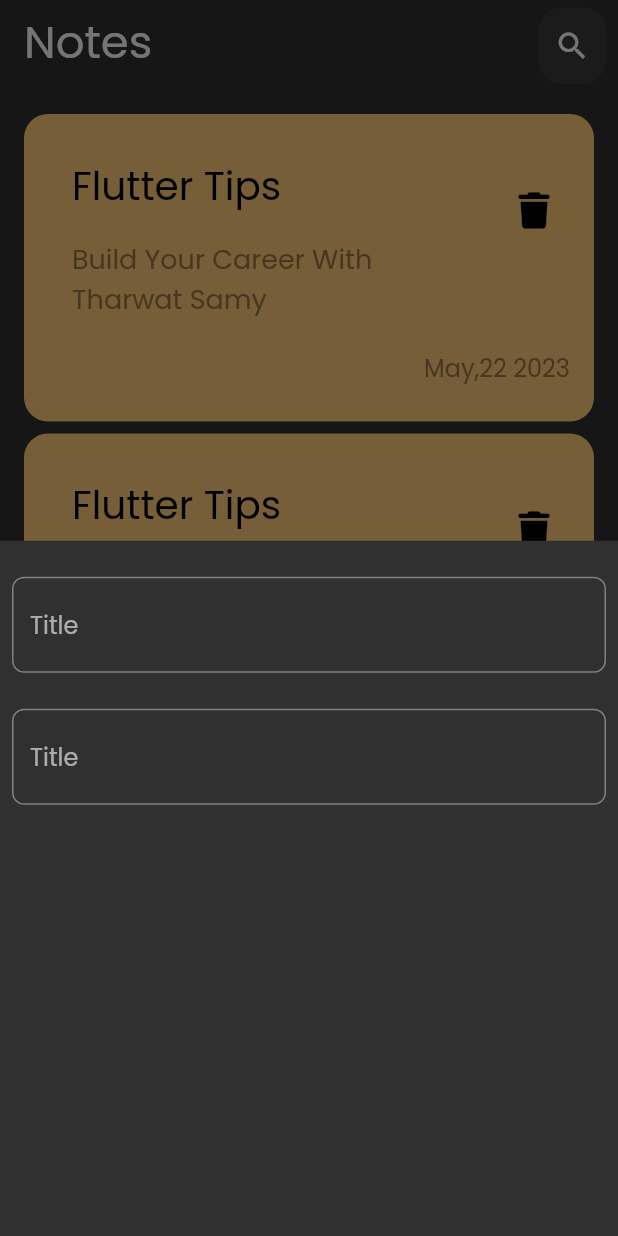
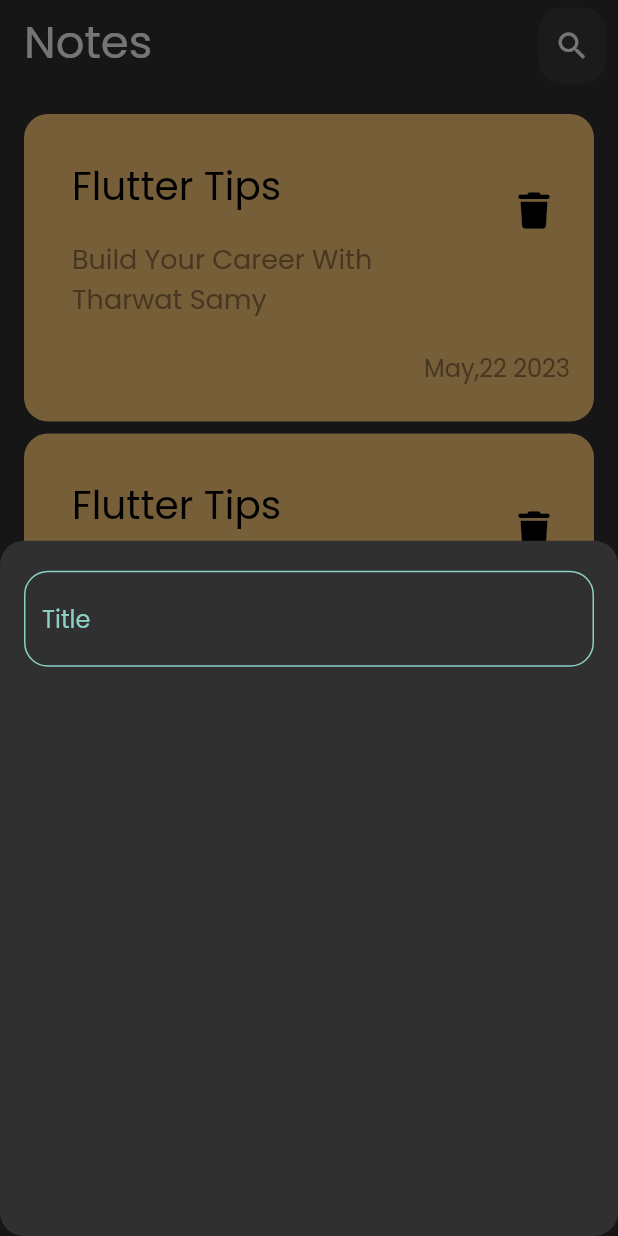
Before and after one commit to KingNarmar/notes_app, a Flutter app: the screen it shows after launch, after a tap on the "add" icon, on a phone screen of 412 x 824 dp. Run offline on Flutter 3.47's test engine with Material 2 defaults, Android fonts, the phone set to English and light mode, and no system bars; our stand-ins replace font_awesome_flutter.

Commit message:
KPrimary color ,Custom text field and methods file

```diff
--- a/lib/Pages/notes_view.dart
+++ b/lib/Pages/notes_view.dart
@@ -33,6 +33,9 @@ class NotesView extends StatelessWidget {
       floatingActionButton: FloatingActionButton(
           onPressed: () {
             showModalBottomSheet(
+                shape: RoundedRectangleBorder(
+                  borderRadius: BorderRadius.circular(16),
+                ),
                 context: context,
                 builder: (context) {
                   return const CustomBottomSheet();
--- /dev/null
+++ b/lib/constants.dart
@@ -0,0 +1,3 @@
+import 'package:flutter/material.dart';
+
+const KPrimaryColor = Color(0xff8CCFC5);
--- /dev/null
+++ b/lib/methods/methods.dart
@@ -0,0 +1,9 @@
+import 'package:flutter/material.dart';
+import 'package:notesapp/constants.dart';
+
+OutlineInputBorder buildBorder() {
+    return OutlineInputBorder(
+                  borderRadius: BorderRadius.circular(16),
+                  borderSide: const BorderSide(color: KPrimaryColor)
+                );
+  }
--- /dev/null
+++ b/lib/widgets/custom_text_field.dart
@@ -0,0 +1,22 @@
+import 'package:flutter/material.dart';
+import 'package:notesapp/constants.dart';
+
+import '../methods/methods.dart';
+
+class CustomTextField extends StatelessWidget {
+  const CustomTextField({super.key, this.hintText});
+// ignore: prefer_typing_uninitialized_variables
+  final hintText;
+  @override
+  Widget build(BuildContext context) {
+    return TextField(
+      decoration: InputDecoration(
+        border: buildBorder(),
+        enabledBorder: buildBorder(),
+        focusedBorder: buildBorder(),
+        hintText: hintText,
+        hintStyle: const TextStyle(color: KPrimaryColor),
+      ),
+    );
+  }
+}
--- a/lib/widgets/model_bottom_sheet.dart
+++ b/lib/widgets/model_bottom_sheet.dart
@@ -1,35 +1,20 @@
 import 'package:flutter/material.dart';
+
+import 'custom_text_field.dart';
 
 class CustomBottomSheet extends StatelessWidget {
   const CustomBottomSheet({super.key});
 
   @override
   Widget build(BuildContext context) {
-    return Container(
+    return Padding(
+      padding: const EdgeInsets.symmetric(horizontal: 16),
       child: Column(
-        children: [
-          Padding(
-            padding: const EdgeInsets.symmetric(horizontal: 8, vertical: 24),
-            child: TextField(
-              decoration: InputDecoration(
-                  border: OutlineInputBorder(
-                    borderRadius: BorderRadius.circular(8),
-                  ),
-                  hintText: "Title"),
-            ),
+        children: const [
+          SizedBox(
+            height: 20,
           ),
-        Padding(
-            padding: const EdgeInsets.symmetric(horizontal: 8,),
-            child: TextField(
-
-              decoration: InputDecoration(
-
-                  border: OutlineInputBorder(
-                    borderRadius: BorderRadius.circular(8),
-                  ),
-                  hintText: "Title"),
-            ),
-          ),
+          CustomTextField(hintText: "Title",)
         ],
       ),
     );
```
